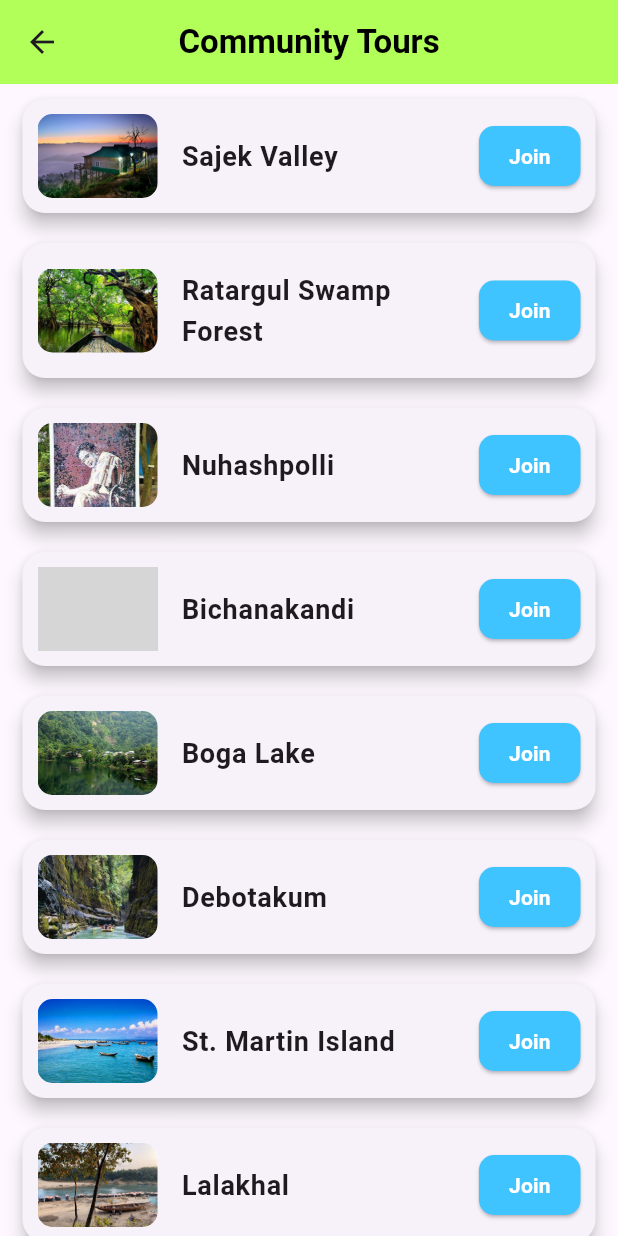
After one commit to Subah-Zarin/Roamers_, a Flutter app: the communitypage screen opened by its route, on a phone screen of 412 x 824 dp. The commit adds this screen. Run offline on Flutter 3.47's test engine with Material 3 defaults, Android fonts, the phone set to English and light mode, and no system bars; our stand-ins replace firebase_core, get, ionicons; accounts and stored records are empty; grey boxes are pictures that could not be loaded.

Commit message:
added community page

```diff
--- /dev/null
+++ b/lib/homepage/communitypage.dart
@@ -0,0 +1,133 @@
+import 'package:flutter/material.dart';
+
+class communitypage extends StatelessWidget {
+  const communitypage({super.key});
+
+  final List<Map<String, String>> tours = const [
+    {
+      "place": "Sajek Valley",
+      "image": "assets/images/sajek valley.png",
+    },
+    {
+      "place": "Ratargul Swamp Forest",
+      "image": "assets/images/ratargul swamp forest.png",
+    },
+    {
+      "place": "Nuhashpolli",
+      "image": "assets/images/nuhaspolli.jpg",
+    },
+    {
+      "place": "Bichanakandi",
+      "image": "assets/images/Bichanakandi.jpg",
+    },
+    {
+      "place": "Boga Lake",
+      "image": "assets/images/bogalake.jpg",
+    },
+    {
+      "place": "Debotakum",
+      "image": "assets/images/debotakhum.jpg",
+    },
+    {
+      "place": "St. Martin Island",
+      "image": "assets/images/St.Martin Island.png",
+    },
+    {
+      "place": "Lalakhal",
+      "image": "assets/images/lalakhal.jpg",
+    },
+    {
+      "place": "Foyes Lake",
+      "image": "assets/images/foyslake.jpg",
+    },
+    {
+      "place": "Golden Temple",
+      "image": "assets/images/golden_temple.jpg",
+    },
+    {
+      "place": "Rangamati",
+      "image": "assets/images/Hanging Bridge of Rangamati.png",
+    },
+    {
+      "place": "Lalbagh",
+      "image": "assets/images/Lalbagh.jpg",
+    },
+    {
+      "place": "Nilgiri",
+      "image": "assets/images/Nilgiri.png",
+    },
+    {
+      "place": "Ahsan Manzil",
+      "image": "assets/images/ahsan.jpg",
+    },
+  ];
+
+  @override
+  Widget build(BuildContext context) {
+    return Scaffold(
+      appBar: AppBar(
+        title: const Text(
+          'Community Tours',
+          style: TextStyle(
+            color: Colors.black,
+            fontWeight: FontWeight.bold,
+          ),
+        ),
+        backgroundColor: Colors.lightGreenAccent,
+        centerTitle: true,
+        elevation: 0,
+      ),
+      body: ListView.builder(
+        itemCount: tours.length,
+        itemBuilder: (context, index) {
+          final tour = tours[index];
+          return Card(
+            margin: const EdgeInsets.symmetric(vertical: 10, horizontal: 15),
+            shape: RoundedRectangleBorder(
+              borderRadius: BorderRadius.circular(15),
+            ),
+            elevation: 5,
+            child: ListTile(
+              contentPadding: const EdgeInsets.all(10),
+              leading: ClipRRect(
+                borderRadius: BorderRadius.circular(10),
+                child: Image.asset(
+                  tour["image"]!,
+                  width: 80,
+                  height: 80,
+                  fit: BoxFit.cover,
+                ),
+              ),
+              title: Text(
+                tour["place"]!,
+                style: const TextStyle(
+                  fontWeight: FontWeight.bold,
+                  fontSize: 18,
+                ),
+              ),
+              trailing: ElevatedButton(
+                onPressed: () {
+                  // Logic to add user to community tour group
+                },
+                style: ElevatedButton.styleFrom(
+                  backgroundColor: Colors.lightBlueAccent,
+                  shape: RoundedRectangleBorder(
+                    borderRadius: BorderRadius.circular(10),
+                  ),
+                  padding: const EdgeInsets.symmetric(horizontal: 20, vertical: 10),
+                ),
+                child: const Text(
+                  'Join',
+                  style: TextStyle(
+                    color: Colors.white,
+                    fontWeight: FontWeight.bold,
+                  ),
+                ),
+              ),
+            ),
+          );
+        },
+      ),
+    );
+  }
+}
--- a/lib/homepage/homepage.dart
+++ b/lib/homepage/homepage.dart
@@ -104,10 +104,10 @@ class HomePage extends StatelessWidget {
             icon: IconButton(
               icon: Icon(Ionicons.people_outline),
               onPressed: () {
-                Navigator.pushNamed(context, 'community');
+                Navigator.pushNamed(context, 'communitypage');
               },
             ),
-            label: "community",
+            label: "communitypage",
           ),
           BottomNavigationBarItem(
             icon: IconButton(
--- a/lib/main.dart
+++ b/lib/main.dart
@@ -7,6 +7,7 @@ import 'package:roamers/login/login.dart';
 import 'package:roamers/login/registration.dart';
 import 'package:roamers/welcomePage/welcomepage.dart';
 
+import 'homepage/communitypage.dart';
 import 'homepage/profile.dart';
 
 void main() async {
@@ -26,6 +27,7 @@ void main() async {
       'register': (context) => registration(),
       'homepage': (context) => HomePage(),
       'profile': (context) => profile(),
+      'communitypage': (context) => communitypage(),
     },
   ));
 }
```
